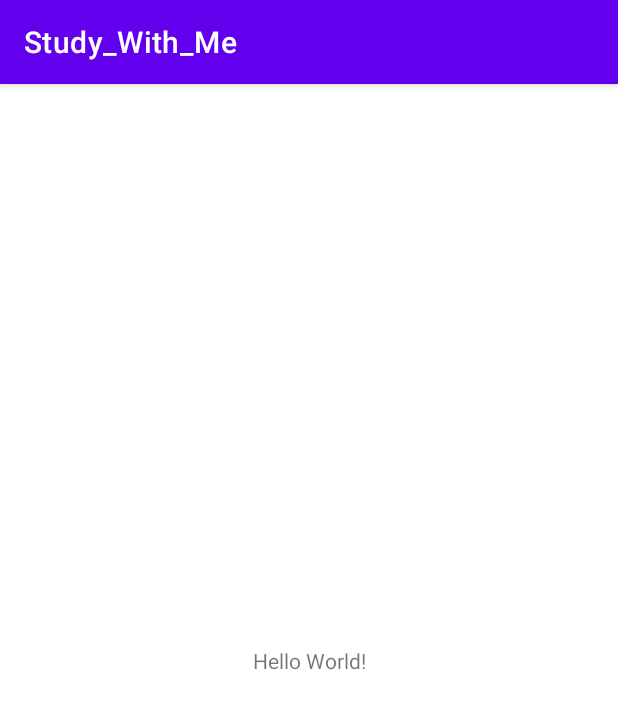
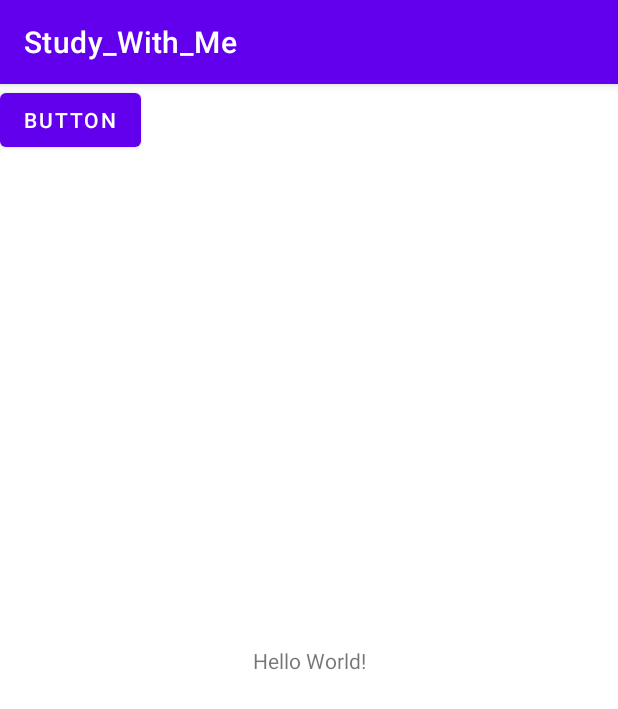
Before and after one commit to eunseo-kim/Do-it, an Android app: the screen it shows after launch (MainActivity), on a phone screen of 412 x 824 dp. Shown: the top 709 px of the screen. Run offline under Robolectric (Android 15) with nearby library versions, the phone set to English and light mode, and no system bars.

Commit message:
test commit

```diff
--- a/app/src/main/res/layout/activity_main.xml
+++ b/app/src/main/res/layout/activity_main.xml
@@ -15,4 +15,13 @@
         app:layout_constraintRight_toRightOf="parent"
         app:layout_constraintTop_toTopOf="parent" />
 
+    <Button
+        android:id="@+id/button"
+        android:layout_width="wrap_content"
+        android:layout_height="wrap_content"
+        android:text="Button"
+        tools:layout_editor_absoluteX="158dp"
+        tools:layout_editor_absoluteY="169dp"
+        tools:ignore="MissingConstraints" />
+
 </androidx.constraintlayout.widget.ConstraintLayout>
```
